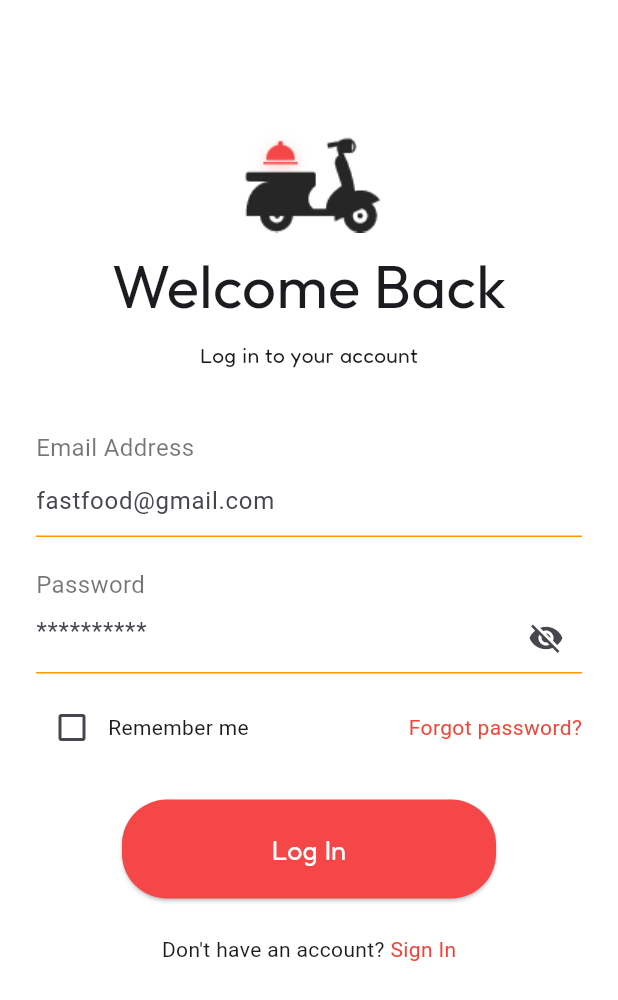
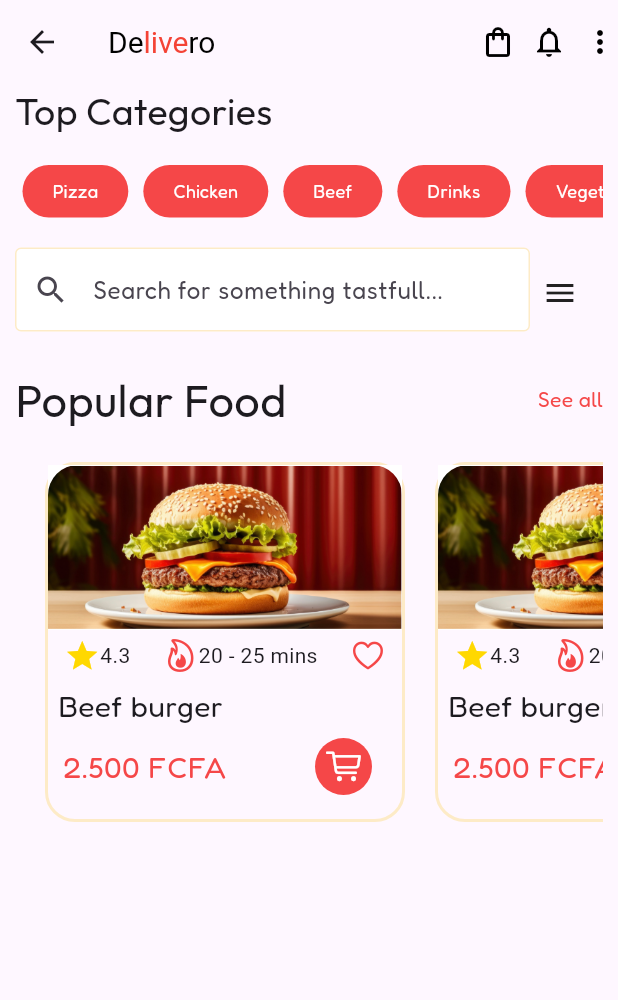
Before and after one commit to tambongslade/delivro, a Flutter app: the Signup screen opened directly, after a tap on "Log In", on a phone screen of 412 x 824 dp. Shown: the top 1000 px of the screen. Run offline on Flutter 3.47's test engine with Material 3 defaults, Android fonts, the phone set to English and light mode, and no system bars; our stand-ins replace smooth_page_indicator.

Commit message:
finalizing home page by kersten

```diff
--- a/lib/Constant/colors.dart
+++ b/lib/Constant/colors.dart
@@ -5,5 +5,5 @@ Color white = Colors.white;
 Color black = Colors.black;
 Color grey = Colors.grey;
 Color grey2 = Color(0xffE9E9E9);
-Color Textfieldborder = Color(0xffFDEBC7);
-Color FormColor = Color(0xffFDEBC7);
+Color textfieldborder = Color(0xffFDEBC7);
+Color formColor = Color(0xffFDEBC7);
--- a/lib/Signup.dart
+++ b/lib/Signup.dart
@@ -1,5 +1,8 @@
 import 'package:delivero/Constant/Styles.dart';
 import 'package:delivero/Constant/colors.dart';
+import 'package:delivero/Login.dart';
+import 'package:delivero/home.dart';
+
 import 'package:flutter/material.dart';
 
 class Signup extends StatefulWidget {
@@ -10,6 +13,51 @@ class Signup extends StatefulWidget {
 }
 
 class _SignupState extends State<Signup> {
+  FocusNode _focusNode = FocusNode();
+  FocusNode _focusNode2 = FocusNode();
+  Color _backgroundColor = formColor;
+  Color _backgroundColor2 = formColor;
+  void initState() {
+    super.initState();
+    _focusNode.addListener(_handleFocusChange);
+    _focusNode2.addListener(_handleFocusChange2);
+  }
+
+  @override
+  void dispose() {
+    _focusNode2.removeListener(_handleFocusChange2);
+    _focusNode.removeListener(_handleFocusChange);
+    _focusNode.dispose();
+    _focusNode2.dispose();
+
+    super.dispose();
+  }
+
+  void _handleFocusChange() {
+    if (_focusNode.hasFocus) {
+      setState(() {
+        _backgroundColor = Colors.white; // Change to your preferred focus color
+      });
+    } else {
+      setState(() {
+        _backgroundColor = formColor; // Original color
+      });
+    }
+  }
+
+  void _handleFocusChange2() {
+    if (_focusNode2.hasFocus) {
+      setState(() {
+        _backgroundColor2 =
+            Colors.white; // Change to your preferred focus color
+      });
+    } else {
+      setState(() {
+        _backgroundColor2 = formColor; // Original color
+      });
+    }
+  }
+
   @override
   Widget build(BuildContext context) {
     return Scaffold(
@@ -23,8 +71,10 @@ class _SignupState extends State<Signup> {
                 Center(
                   child: Column(
                     children: [
-                      Image.asset(
-                          "assets/images/Group 206.png"), // Replace with your logo
+                      Hero(
+                        tag: 1,
+                        child: Image.asset("assets/images/Group 206.png"),
+                      ), // Replace with your logo
                       SizedBox(height: 7),
                       Text('Welcome Back',
                           style: HeadingStyle.copyWith(
@@ -36,35 +86,44 @@ class _SignupState extends State<Signup> {
                   ),
                 ),
                 SizedBox(height: 40),
-                Text('Email Address',
-                    style: TextStyle(fontSize: 16, color: Colors.black54)),
+                Text('Email Address', style: FredokaStyle),
                 TextFormField(
+                  focusNode: _focusNode,
                   decoration: InputDecoration(
-                    hintText: 'fastfood@gmail.com',
-                    enabledBorder: UnderlineInputBorder(
-                      borderSide: BorderSide(color: Colors.orange),
-                    ),
-                    focusedBorder: UnderlineInputBorder(
-                      borderSide: BorderSide(color: Colors.orange, width: 2),
-                    ),
-                  ),
+                      fillColor: _backgroundColor,
+                      filled: true,
+                      hintText: 'fastfood@gmail.com',
+                      border: OutlineInputBorder(),
+                      enabledBorder: OutlineInputBorder(
+                        borderSide: BorderSide(color: Color(0xffFDEBC7)),
+                      ),
+                      focusedBorder: OutlineInputBorder(
+                        borderSide: BorderSide(color: Color(0xffFDEBC7)),
+                      )),
                 ),
                 SizedBox(height: 20),
-                Text('Password',
-                    style: TextStyle(fontSize: 16, color: Colors.black54)),
+                Text('Password', style: FredokaStyle),
                 TextFormField(
+                  obscuringCharacter: "*",
+                  showCursor: true,
+                  focusNode: _focusNode2,
                   obscureText: true,
                   decoration: InputDecoration(
-                    hintText: '**********',
+                    hintText: 'Enter your password',
+                    hintStyle: FredokaStyle,
+                    fillColor: _backgroundColor2,
+                    filled: true,
                     suffixIcon: IconButton(
                       icon: Icon(Icons.visibility_off),
                       onPressed: () {},
                     ),
-                    enabledBorder: UnderlineInputBorder(
-                      borderSide: BorderSide(color: Colors.orange),
+                    enabledBorder: OutlineInputBorder(
+                      borderSide: BorderSide(color: formColor),
                     ),
-                    focusedBorder: UnderlineInputBorder(
-                      borderSide: BorderSide(color: Colors.orange, width: 2),
+                    focusedBorder: OutlineInputBorder(
+                      borderSide: BorderSide(
+                        color: formColor,
+                      ),
                     ),
                   ),
                 ),
@@ -86,7 +145,13 @@ class _SignupState extends State<Signup> {
                 SizedBox(height: 24),
                 Center(
                   child: ElevatedButton(
-                    onPressed: () {},
+                    onPressed: () {
+                      Navigator.pushReplacement(
+                          context,
+                          MaterialPageRoute(
+                            builder: (context) => Home(),
+                          ));
+                    },
                     style: ElevatedButton.styleFrom(
                       backgroundColor: Red,
                       padding:
@@ -107,9 +172,13 @@ class _SignupState extends State<Signup> {
                     children: [
                       Text("Don't have an account? "),
                       GestureDetector(
-                        onTap: () {}, // Sign up screen action
-                        child: Text('Sign In',
-                            style: TextStyle(color: Colors.red)),
+                        onTap: () {
+                          Navigator.pushReplacement(context,
+                              MaterialPageRoute(builder: (context) => Login()));
+                        }, // Sign up screen action
+                        child: Text('Sign up',
+                            style: FredokaStyle.copyWith(
+                                color: Red, fontSize: 18)),
                       ),
                     ],
                   ),
--- /dev/null
+++ b/lib/home.dart
@@ -0,0 +1,252 @@
+import 'package:delivero/Constant/Styles.dart';
+import 'package:delivero/Constant/colors.dart';
+import 'package:flutter/cupertino.dart';
+import 'package:flutter/material.dart';
+
+class Home extends StatefulWidget {
+  const Home({super.key});
+
+  @override
+  State<Home> createState() => _HomeState();
+}
+
+class _HomeState extends State<Home> {
+  List food_list = ["Pizza", "Chicken", "Beef", "Drinks", "Vegetables"];
+  @override
+  Widget build(BuildContext context) {
+    return Scaffold(
+      appBar: AppBar(
+        title: RichText(
+          text: TextSpan(
+              style: HeadingStyle.copyWith(fontSize: 20),
+              children: const [
+                TextSpan(text: 'De', style: TextStyle(color: Colors.black)),
+                TextSpan(text: 'live', style: TextStyle(color: Colors.red)),
+                TextSpan(text: 'ro', style: TextStyle(color: Colors.black)),
+              ]),
+        ),
+        actions: [
+          Icon(Icons.shopping_bag_outlined, color: Colors.black),
+          SizedBox(width: 10),
+          Icon(Icons.notifications_none_outlined, color: Colors.black),
+          SizedBox(width: 10),
+          Icon(Icons.more_vert, color: Colors.black),
+        ],
+      ),
+      body: SingleChildScrollView(
+        child: SafeArea(
+            child: Padding(
+          padding: EdgeInsets.symmetric(horizontal: 10),
+          child: Column(
+            children: [
+              Align(
+                alignment: Alignment.centerLeft,
+                child: Text(
+                  "Top Categories",
+                  style: HeadingStyle.copyWith(fontSize: 25),
+                ),
+              ),
+              SizedBox(height: 18),
+              SizedBox(
+                height: 35,
+                child: ListView.builder(
+                    scrollDirection: Axis.horizontal,
+                    shrinkWrap: true,
+                    itemCount: food_list.length,
+                    itemBuilder: (context, index) {
+                      return Container(
+                        padding:
+                            EdgeInsets.symmetric(horizontal: 20, vertical: 1),
+                        margin: EdgeInsets.symmetric(horizontal: 5),
+                        decoration: BoxDecoration(
+                          borderRadius: BorderRadius.circular(30),
+                          color: Red,
+                        ),
+                        child: Center(
+                          child: Text(
+                            food_list[index],
+                            style: FredokaStyle.copyWith(
+                                color: Colors.white, fontSize: 12),
+                          ),
+                        ),
+                      );
+                    }),
+              ),
+              Container(
+                height: 100,
+                width: MediaQuery.of(context).size.width,
+                child: Row(
+                  children: [
+                    Container(
+                      padding: EdgeInsets.only(top: 20),
+                      height: 100,
+                      width: MediaQuery.of(context).size.width / 1.2,
+                      child: TextFormField(
+                        decoration: InputDecoration(
+                          prefixIcon: Icon(Icons.search),
+                          hintText: "Search for something tastfull...",
+                          hintStyle: FredokaStyle,
+                          fillColor: white,
+                          filled: true,
+                          border: OutlineInputBorder(
+                            borderSide: BorderSide(color: formColor, width: 3),
+                          ),
+                          enabledBorder: OutlineInputBorder(
+                            borderSide: BorderSide(
+                              color: formColor,
+                            ),
+                          ),
+                          focusedBorder: OutlineInputBorder(
+                            borderSide: BorderSide(color: formColor, width: 3),
+                          ),
+                        ),
+                      ),
+                    ),
+                    Container(
+                      // color: Colors.black,
+                      width: 40,
+                      height: 50,
+                      child: Align(
+                          alignment: Alignment.center, child: Icon(Icons.menu)),
+                    )
+                  ],
+                ),
+              ),
+              Row(
+                children: [
+                  Text(
+                    "Popular Food",
+                    style: HeadingStyle.copyWith(fontSize: 30),
+                  ),
+                  Spacer(),
+                  Text(
+                    "See all",
+                    style: FredokaStyle.copyWith(color: Red),
+                  ),
+                  SizedBox(
+                    height: 20,
+                  ),
+                ],
+              ),
+              SizedBox(
+                height: 20,
+              ),
+              Align(
+                alignment: Alignment.centerLeft,
+                child: SizedBox(
+                  height: 240,
+                  width: MediaQuery.of(context).size.width,
+                  child: ListView.builder(
+                      itemCount: 3,
+                      scrollDirection: Axis.horizontal,
+                      itemBuilder: (context, index) {
+                        return Container(
+                          decoration: BoxDecoration(
+                              border: Border.all(
+                                color: formColor, // Color of the border
+                                width: 2,
+                              ),
+                              borderRadius: BorderRadius.circular(20)),
+                          margin: EdgeInsets.only(left: 20),
+                          height: 250,
+                          width: 240,
+                          child: Column(
+                            children: [
+                              Container(
+                                color: white,
+                                height: 110,
+                                child: SizedBox(
+                                  width: 240,
+                                  child: ClipRRect(
+                                    borderRadius: const BorderRadius.only(
+                                        topLeft: Radius.circular(20),
+                                        topRight: Radius.circular(20)),
+                                    child: Image.asset(
+                                      "assets/images/2150887812.png",
+                                      fit: BoxFit.fitWidth,
+                                    ),
+                                  ),
+                                ),
+                              ),
+                              const SizedBox(
+                                height: 5,
+                              ),
+                              Row(
+                                mainAxisAlignment:
+                                    MainAxisAlignment.spaceAround,
+                                children: [
+                                  Row(children: [
+                                    Icon(
+                                      Icons.star,
+                                      color: Color(0xffFFD800),
+                                    ),
+                                    Text("4.3")
+                                  ]),
+                                  Row(
+                                    children: [
+                                      Icon(
+                                        CupertinoIcons.flame,
+                                        color: Red,
+                                      ),
+                                      Text("20 - 25 mins")
+                                    ],
+                                  ),
+                                  Icon(
+                                    CupertinoIcons.heart,
+                                    color: Red,
+                                  )
+                                ],
+                              ),
+                              Padding(
+                                padding: const EdgeInsets.all(7.0),
+                                child: Align(
+                                  alignment: Alignment.centerLeft,
+                                  child: Text(
+                                    "Beef burger",
+                                    style: FredokaStyle.copyWith(fontSize: 20),
+                                  ),
+                                ),
+                              ),
+                              Row(
+                                children: [
+                                  Padding(
+                                    padding: const EdgeInsets.only(left: 10),
+                                    child: Align(
+                                      alignment: Alignment.centerLeft,
+                                      child: Text(
+                                        "2.500 FCFA",
+                                        style: FredokaStyle.copyWith(
+                                            fontSize: 20, color: Red),
+                                      ),
+                                    ),
+                                  ),
+                                  Spacer(),
+                                  Container(
+                                    margin: EdgeInsets.only(right: 20),
+                                    decoration: BoxDecoration(
+                                        color: Red,
+                                        borderRadius: const BorderRadius.all(
+                                            Radius.circular(24))),
+                                    child: Padding(
+                                      padding: const EdgeInsets.all(7.0),
+                                      child: Icon(
+                                        CupertinoIcons.cart,
+                                        color: white,
+                                      ),
+                                    ),
+                                  )
+                                ],
+                              )
+                            ],
+                          ),
+                        );
+                      }),
+                ),
+              )
+            ],
+          ),
+        )),
+      ),
+    );
+  }
+}
--- a/lib/main.dart
+++ b/lib/main.dart
@@ -1,4 +1,3 @@
-import 'package:delivero/Onboarding_Screen.dart';
 import 'package:delivero/Splash_Screen.dart';
 import 'package:flutter/material.dart';
 
```
Also changed, not shown: lib/Login.dart (added, +176 -0 lines), assets/images/2150887812.png (added), assets/images/Group 305.png (added), assets/images/Rectangle 59.png (added), assets/images/Scroll Group 3.png (added).
